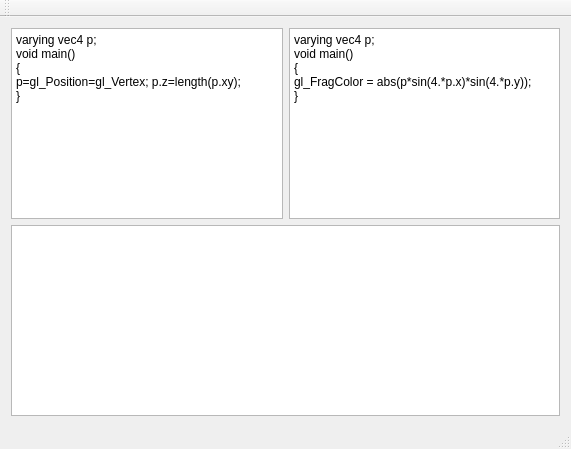
This is MainWindow.ui in w23/shapa as Qt 5 draws it before an edit. The edited form follows.
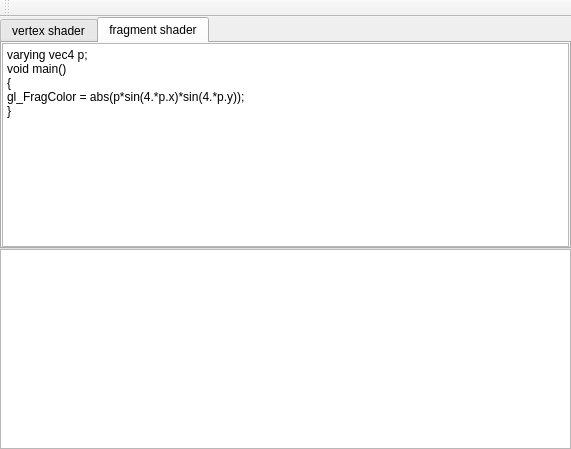
This is the edited form. The open tabs and pages were chosen to show the change.

Commit message: more better editor interface

The edit to the form file:
```diff
--- a/MainWindow.ui
+++ b/MainWindow.ui
@@ -20,19 +20,34 @@
    <string>MainWindow</string>
   </property>
   <widget class="QWidget" name="centralWidget">
-   <layout class="QGridLayout" name="gridLayout">
-    <item row="0" column="0">
-     <layout class="QVBoxLayout" name="verticalLayout">
-      <property name="sizeConstraint">
-       <enum>QLayout::SetNoConstraint</enum>
+   <layout class="QVBoxLayout" name="verticalLayout">
+    <property name="spacing">
+     <number>0</number>
+    </property>
+    <property name="margin">
+     <number>0</number>
+    </property>
+    <item>
+     <widget class="QTabWidget" name="tabWidget">
+      <property name="minimumSize">
+       <size>
+        <width>500</width>
+        <height>200</height>
+       </size>
       </property>
-      <item>
-       <layout class="QHBoxLayout" name="horizontalLayout">
+      <property name="currentIndex">
+       <number>0</number>
+      </property>
+      <widget class="QWidget" name="tabVtx">
+       <attribute name="title">
+        <string>vertex shader</string>
+       </attribute>
+       <layout class="QHBoxLayout" name="horizontalLayout_2">
         <property name="spacing">
-         <number>-1</number>
+         <number>0</number>
         </property>
-        <property name="sizeConstraint">
-         <enum>QLayout::SetNoConstraint</enum>
+        <property name="margin">
+         <number>0</number>
         </property>
         <item>
          <widget class="QPlainTextEdit" name="vertexShader">
@@ -46,6 +61,19 @@
           </property>
          </widget>
         </item>
+       </layout>
+      </widget>
+      <widget class="QWidget" name="tabFrg">
+       <attribute name="title">
+        <string>fragment shader</string>
+       </attribute>
+       <layout class="QHBoxLayout" name="horizontalLayout_3">
+        <property name="spacing">
+         <number>0</number>
+        </property>
+        <property name="margin">
+         <number>0</number>
+        </property>
         <item>
          <widget class="QPlainTextEdit" name="fragmentShader">
           <property name="plainText">
@@ -58,11 +86,30 @@
          </widget>
         </item>
        </layout>
-      </item>
-      <item>
-       <widget class="QTextBrowser" name="errorLog"/>
-      </item>
-     </layout>
+      </widget>
+     </widget>
+    </item>
+    <item>
+     <widget class="QTextBrowser" name="errorLog">
+      <property name="sizePolicy">
+       <sizepolicy hsizetype="Expanding" vsizetype="Expanding">
+        <horstretch>0</horstretch>
+        <verstretch>0</verstretch>
+       </sizepolicy>
+      </property>
+      <property name="maximumSize">
+       <size>
+        <width>16777215</width>
+        <height>200</height>
+       </size>
+      </property>
+      <property name="sizeIncrement">
+       <size>
+        <width>0</width>
+        <height>0</height>
+       </size>
+      </property>
+     </widget>
     </item>
    </layout>
   </widget>
@@ -84,7 +131,6 @@
     <bool>false</bool>
    </attribute>
   </widget>
-  <widget class="QStatusBar" name="statusBar"/>
  </widget>
  <layoutdefault spacing="6" margin="11"/>
  <resources/>
```
The commit also changes 1 other file.
